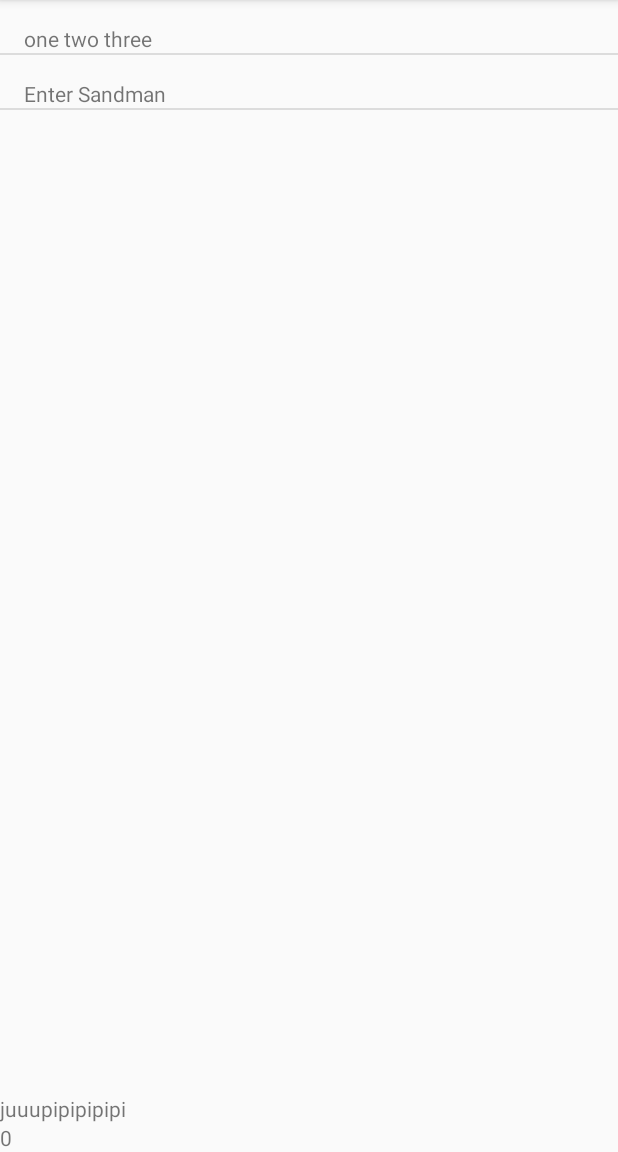
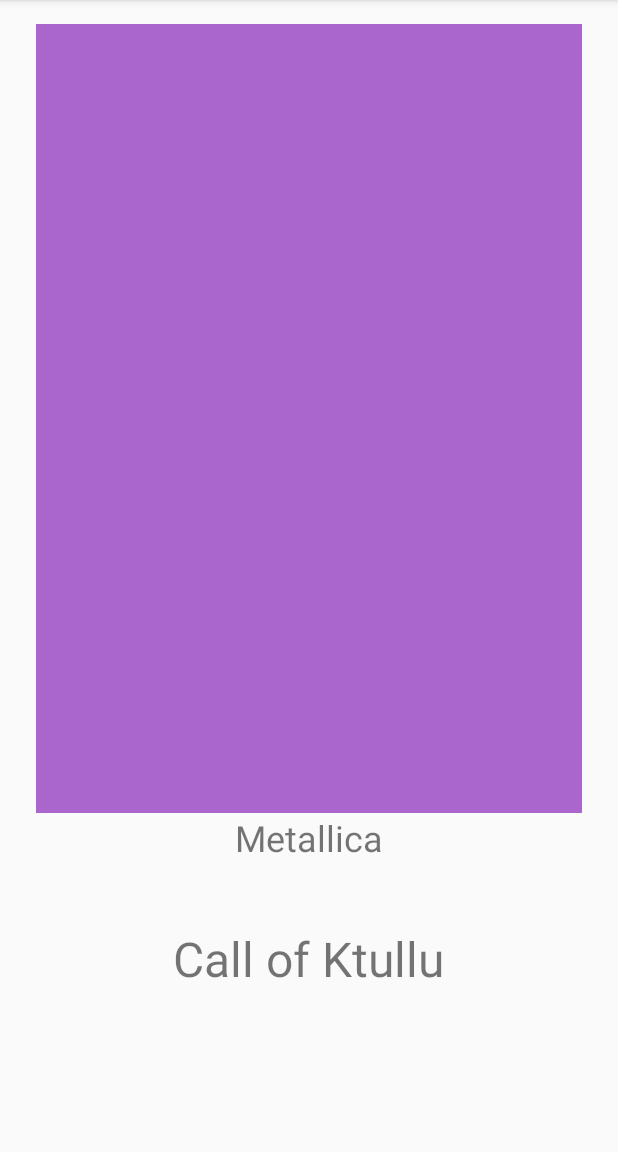
Before and after one commit to wojtekno/WMPlayer, an Android app: the SongListActivity screen opened directly, with no data from a screen before it, after a tap on "Call of Ktullu", on a phone screen of 412 x 824 dp, the part 84-1236 px from its top. Run offline under Robolectric (Android 15) with nearby library versions, the phone set to English and light mode, and no system bars.

Commit message:
Implement PlayongNowActivity

```diff
--- a/app/src/main/java/com/example/android/wmplayer/MainActivity.java
+++ b/app/src/main/java/com/example/android/wmplayer/MainActivity.java
@@ -48,7 +48,7 @@ public class MainActivity extends AppCompatActivity {
                 i.putExtra("name", authorDB.get(position).getAuthorName());
                 i.putExtra("numberOfTracks", authorDB.get(position).getNumberOfTracks());
                 i.putExtra("databse", songDB);
-                i.putExtra("pos", position);
+                i.putExtra("position", position);
                 Log.v(TAG, "number of tracks: " + authorDB.get(position).getNumberOfTracks());
                 startActivity(i);
             }
--- a/app/src/main/java/com/example/android/wmplayer/PlayingNowActivity.java
+++ b/app/src/main/java/com/example/android/wmplayer/PlayingNowActivity.java
@@ -1,13 +1,28 @@
 package com.example.android.wmplayer;
 
+import android.os.Bundle;
 import android.support.v7.app.AppCompatActivity;
-import android.os.Bundle;
+import android.widget.TextView;
+
+import java.util.ArrayList;
 
 public class PlayingNowActivity extends AppCompatActivity {
+    ArrayList<Song> authorSong;
 
     @Override
     protected void onCreate(Bundle savedInstanceState) {
         super.onCreate(savedInstanceState);
         setContentView(R.layout.activity_playing_now);
+
+        int songId = getIntent().getIntExtra("position", 0);
+        int authorId = getIntent().getIntExtra("authorId", 0);
+        authorSong = MusicLibrary.getMusicLibrary().get(authorId);
+
+        TextView author = findViewById(R.id.author_tv);
+        author.setText(authorSong.get(0).getAuthor());
+
+        TextView title = findViewById(R.id.title_tv);
+        title.setText(authorSong.get(songId).getTitle());
+
     }
 }
--- a/app/src/main/java/com/example/android/wmplayer/SongListActivity.java
+++ b/app/src/main/java/com/example/android/wmplayer/SongListActivity.java
@@ -1,5 +1,6 @@
 package com.example.android.wmplayer;
 
+import android.content.Intent;
 import android.os.Bundle;
 import android.support.v7.app.AppCompatActivity;
 import android.widget.ListView;
@@ -16,8 +17,8 @@ public class SongListActivity extends AppCompatActivity {
         super.onCreate(savedInstanceState);
         setContentView(R.layout.activity_song_list);
 
-        int pos = getIntent().getIntExtra("pos", 0);
-        authorSong = MusicLibrary.getMusicLibrary().get(pos);
+        final int authorId = getIntent().getIntExtra("position", 0);
+        authorSong = MusicLibrary.getMusicLibrary().get(authorId);
 
         ListView listView = findViewById(R.id.songlist_lv);
 
@@ -32,6 +33,10 @@ public class SongListActivity extends AppCompatActivity {
             @Override
             public void onItemClick(int position) {
                 name.setText("juuupipipipipi");
+                Intent i = new Intent(SongListActivity.this, PlayingNowActivity.class);
+                i.putExtra("position",position);
+                i.putExtra("authorId", authorId);
+                startActivity(i);
 
             }
         });
--- a/app/src/main/res/layout/activity_playing_now.xml
+++ b/app/src/main/res/layout/activity_playing_now.xml
@@ -1,9 +1,37 @@
 <?xml version="1.0" encoding="utf-8"?>
-<android.support.constraint.ConstraintLayout xmlns:android="http://schemas.android.com/apk/res/android"
+<LinearLayout xmlns:android="http://schemas.android.com/apk/res/android"
     xmlns:app="http://schemas.android.com/apk/res-auto"
     xmlns:tools="http://schemas.android.com/tools"
     android:layout_width="match_parent"
     android:layout_height="match_parent"
+    android:orientation="vertical"
     tools:context="com.example.android.wmplayer.PlayingNowActivity">
 
-</android.support.constraint.ConstraintLayout>
+    <ImageView
+        android:layout_width="match_parent"
+        android:layout_height="0dp"
+        android:layout_gravity="center_horizontal"
+        android:layout_marginLeft="24dp"
+        android:layout_marginRight="24dp"
+        android:layout_marginTop="16dp"
+        android:layout_weight="7"
+        android:background="@android:color/holo_purple" />
+
+    <TextView
+        android:id="@+id/author_tv"
+        android:layout_width="wrap_content"
+        android:textSize="24sp"
+        android:layout_height="0dp"
+        android:layout_gravity="center_horizontal"
+        android:layout_weight="1"
+        tools:text="Author"/>
+
+    <TextView
+        android:id="@+id/title_tv"
+        android:textSize="32sp"
+        android:layout_width="wrap_content"
+        android:layout_height="0dp"
+        android:layout_gravity="center_horizontal"
+        android:layout_weight="2"
+        tools:text="Title"/>
+</LinearLayout>
```
